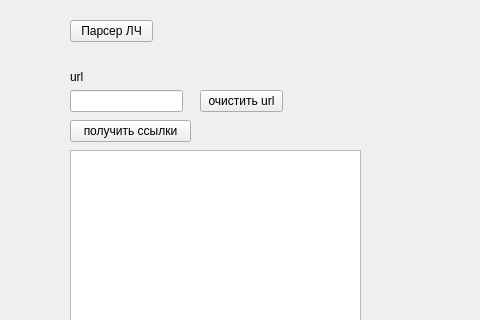
The window that mainwindow.ui (vcore486-afk/LiveTvGUI) describes before a commit, drawn with Qt 5; both pictures show x 0 to 480 and y 0 to 320 of the 1212 by 645 pixel window.
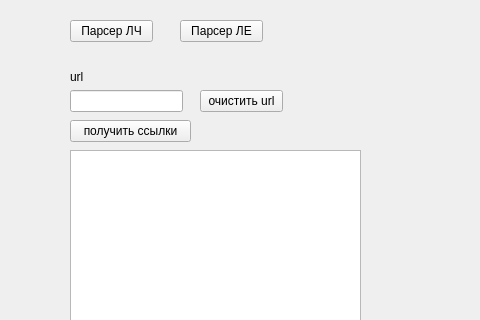
The same window after the commit. Icons and pictures are not drawn.

Commit message: добавлена кнопка парсер лигиевропы и поиск события только по названию 	изменено:      find_events.py 	изменено:      mainwindow.cpp 	изменено:      mainwindow.h 	изменено:      mainwindow.ui

```diff
--- a/mainwindow.ui
+++ b/mainwindow.ui
@@ -136,6 +136,19 @@
      </rect>
     </property>
    </widget>
+   <widget class="QPushButton" name="parserel">
+    <property name="geometry">
+     <rect>
+      <x>180</x>
+      <y>20</y>
+      <width>83</width>
+      <height>22</height>
+     </rect>
+    </property>
+    <property name="text">
+     <string>Парсер ЛЕ</string>
+    </property>
+   </widget>
   </widget>
   <widget class="QMenuBar" name="menubar">
    <property name="geometry">
```
The commit also changes 3 other files.
